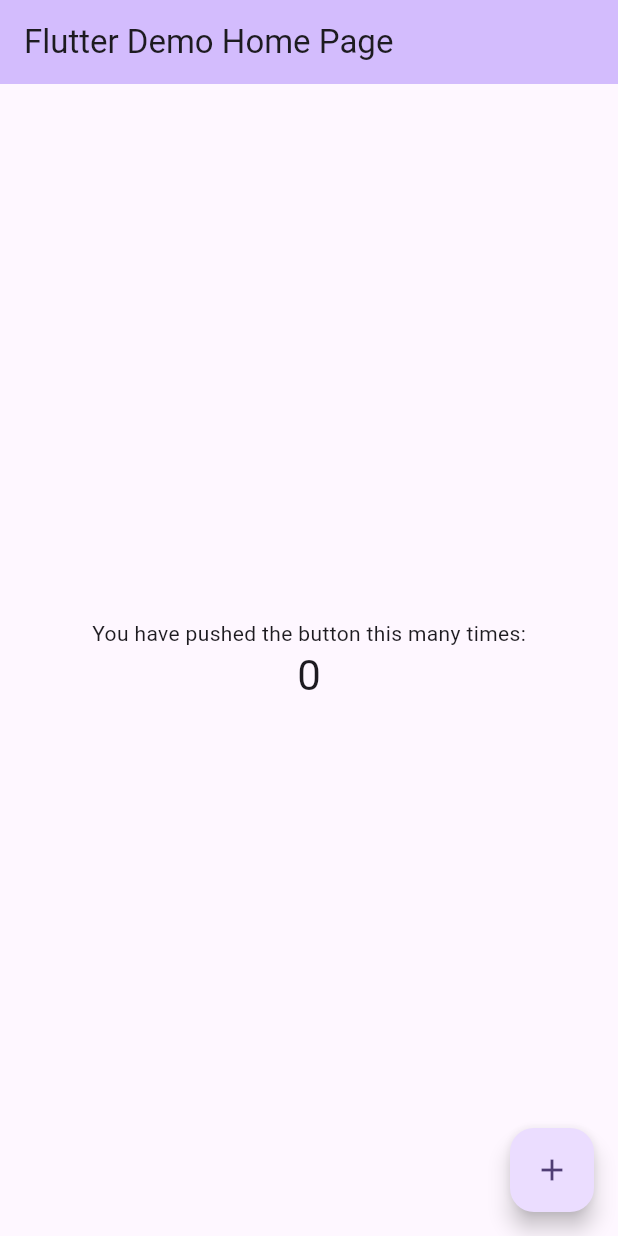
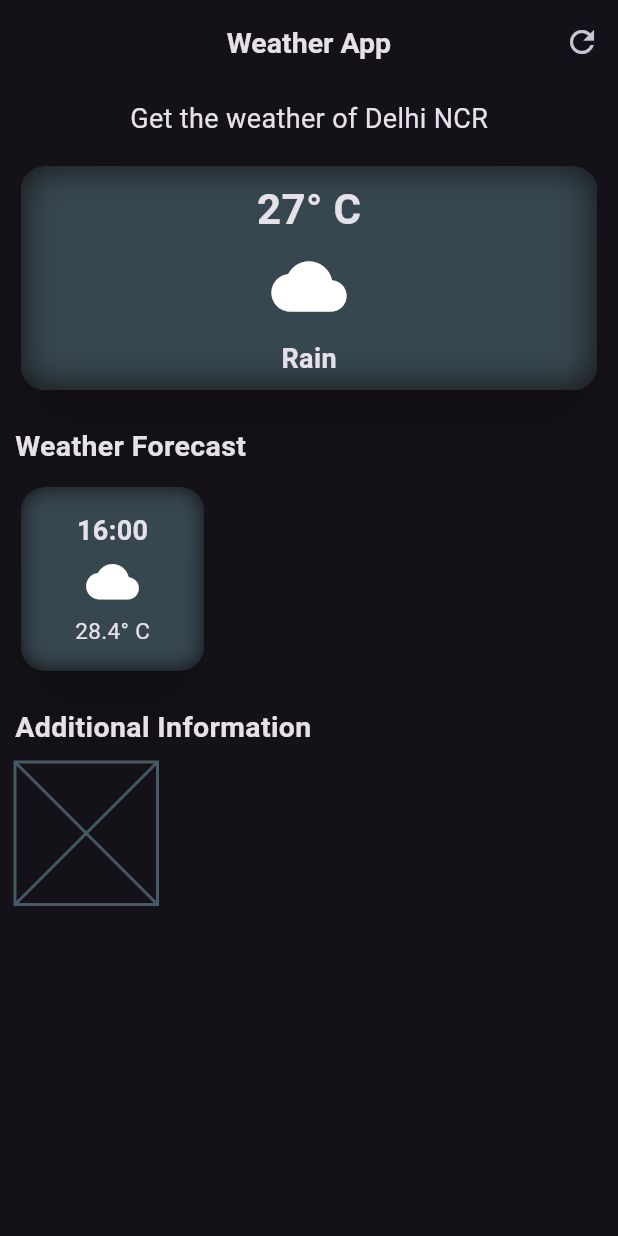
Before and after one commit to Abhijeet-Gautam5702/weather_app, a Flutter app: the screen it shows after launch, on a phone screen of 412 x 824 dp. Run offline on Flutter 3.47's test engine with Material 3 defaults, Android fonts, the phone set to English and light mode, and no system bars.

Commit message:
Complete UI of Weather Display Card

```diff
--- /dev/null
+++ b/lib/forecast_card.dart
@@ -0,0 +1,62 @@
+import 'dart:ui';
+
+import 'package:flutter/material.dart';
+
+class ForecastCard extends StatelessWidget {
+  const ForecastCard({Key? key}) : super(key: key);
+
+  @override
+  Widget build(BuildContext context) {
+    return SizedBox(
+      width: 130,
+      height: 130,
+      child: Card(
+          elevation: 15,
+          shape: RoundedRectangleBorder(
+            borderRadius: BorderRadius.circular(16),
+          ),
+          color: Colors.blueGrey[800],
+          child: ClipRRect(
+            borderRadius: BorderRadius.circular(16),
+            child: BackdropFilter(
+              filter: ImageFilter.blur(
+                sigmaX: 7,
+                sigmaY: 7,
+              ),
+              child: const Padding(
+                padding: EdgeInsets.symmetric(vertical: 8.0),
+                child: Column(
+                  mainAxisAlignment: MainAxisAlignment.center,
+                  crossAxisAlignment: CrossAxisAlignment.center,
+                  children: [
+                    Text(
+                      "16:00",
+                      style: TextStyle(
+                        fontSize: 18,
+                        fontWeight: FontWeight.bold,
+                      ),
+                    ),
+                    SizedBox(
+                      height: 3,
+                    ),
+                    Icon(
+                      Icons.cloud,
+                      size: 35,
+                    ),
+                    SizedBox(
+                      height: 5,
+                    ),
+                    Text(
+                      "28.4° C",
+                      style: TextStyle(
+                        fontSize: 15,
+                      ),
+                    ),
+                  ],
+                ),
+              ),
+            ),
+          )),
+    );
+  }
+}
--- a/lib/main.dart
+++ b/lib/main.dart
@@ -1,125 +1,21 @@
 import 'package:flutter/material.dart';
+import 'package:weather_app/weather_screen.dart';
 
 void main() {
   runApp(const MyApp());
 }
 
 class MyApp extends StatelessWidget {
-  const MyApp({super.key});
+  const MyApp({Key? key}) : super(key: key);
 
-  // This widget is the root of your application.
   @override
   Widget build(BuildContext context) {
     return MaterialApp(
-      title: 'Flutter Demo',
-      theme: ThemeData(
-        // This is the theme of your application.
-        //
-        // TRY THIS: Try running your application with "flutter run". You'll see
-        // the application has a blue toolbar. Then, without quitting the app,
-        // try changing the seedColor in the colorScheme below to Colors.green
-        // and then invoke "hot reload" (save your changes or press the "hot
-        // reload" button in a Flutter-supported IDE, or press "r" if you used
-        // the command line to start the app).
-        //
-        // Notice that the counter didn't reset back to zero; the application
-        // state is not lost during the reload. To reset the state, use hot
-        // restart instead.
-        //
-        // This works for code too, not just values: Most code changes can be
-        // tested with just a hot reload.
-        colorScheme: ColorScheme.fromSeed(seedColor: Colors.deepPurple),
+      debugShowCheckedModeBanner: false,
+      theme: ThemeData.dark(
         useMaterial3: true,
       ),
-      home: const MyHomePage(title: 'Flutter Demo Home Page'),
+      home: const WeatherScreen(),
     );
   }
 }
-
-class MyHomePage extends StatefulWidget {
-  const MyHomePage({super.key, required this.title});
-
-  // This widget is the home page of your application. It is stateful, meaning
-  // that it has a State object (defined below) that contains fields that affect
-  // how it looks.
-
-  // This class is the configuration for the state. It holds the values (in this
-  // case the title) provided by the parent (in this case the App widget) and
-  // used by the build method of the State. Fields in a Widget subclass are
-  // always marked "final".
-
-  final String title;
-
-  @override
-  State<MyHomePage> createState() => _MyHomePageState();
-}
-
-class _MyHomePageState extends State<MyHomePage> {
-  int _counter = 0;
-
-  void _incrementCounter() {
-    setState(() {
-      // This call to setState tells the Flutter framework that something has
-      // changed in this State, which causes it to rerun the build method below
-      // so that the display can reflect the updated values. If we changed
-      // _counter without calling setState(), then the build method would not be
-      // called again, and so nothing would appear to happen.
-      _counter++;
-    });
-  }
-
-  @override
-  Widget build(BuildContext context) {
-    // This method is rerun every time setState is called, for instance as done
-    // by the _incrementCounter method above.
-    //
-    // The Flutter framework has been optimized to make rerunning build methods
-    // fast, so that you can just rebuild anything that needs updating rather
-    // than having to individually change instances of widgets.
-    return Scaffold(
-      appBar: AppBar(
-        // TRY THIS: Try changing the color here to a specific color (to
-        // Colors.amber, perhaps?) and trigger a hot reload to see the AppBar
-        // change color while the other colors stay the same.
-        backgroundColor: Theme.of(context).colorScheme.inversePrimary,
-        // Here we take the value from the MyHomePage object that was created by
-        // the App.build method, and use it to set our appbar title.
-        title: Text(widget.title),
-      ),
-      body: Center(
-        // Center is a layout widget. It takes a single child and positions it
-        // in the middle of the parent.
-        child: Column(
-          // Column is also a layout widget. It takes a list of children and
-          // arranges them vertically. By default, it sizes itself to fit its
-          // children horizontally, and tries to be as tall as its parent.
-          //
-          // Column has various properties to control how it sizes itself and
-          // how it positions its children. Here we use mainAxisAlignment to
-          // center the children vertically; the main axis here is the vertical
-          // axis because Columns are vertical (the cross axis would be
-          // horizontal).
-          //
-          // TRY THIS: Invoke "debug painting" (choose the "Toggle Debug Paint"
-          // action in the IDE, or press "p" in the console), to see the
-          // wireframe for each widget.
-          mainAxisAlignment: MainAxisAlignment.center,
-          children: <Widget>[
-            const Text(
-              'You have pushed the button this many times:',
-            ),
-            Text(
-              '$_counter',
-              style: Theme.of(context).textTheme.headlineMedium,
-            ),
-          ],
-        ),
-      ),
-      floatingActionButton: FloatingActionButton(
-        onPressed: _incrementCounter,
-        tooltip: 'Increment',
-        child: const Icon(Icons.add),
-      ), // This trailing comma makes auto-formatting nicer for build methods.
-    );
-  }
-}
--- /dev/null
+++ b/lib/subheading.dart
@@ -0,0 +1,16 @@
+import 'package:flutter/material.dart';
+
+class Subheading extends StatelessWidget {
+  const Subheading({Key? key, required this.title}) : super(key: key);
+  final String title;
+  @override
+  Widget build(BuildContext context) {
+    return Text(
+      title,
+      style: const TextStyle(
+        fontSize: 19,
+        fontWeight: FontWeight.bold,
+      ),
+    );
+  }
+}
--- /dev/null
+++ b/lib/weather_screen.dart
@@ -0,0 +1,166 @@
+import 'dart:ui';
+
+import 'package:flutter/material.dart';
+import 'package:weather_app/forecast_card.dart';
+import 'package:weather_app/subheading.dart';
+
+class WeatherScreen extends StatelessWidget {
+  const WeatherScreen({Key? key}) : super(key: key);
+
+  @override
+  Widget build(BuildContext context) {
+    return Scaffold(
+      appBar: AppBar(
+        title: const Text(
+          "Weather App",
+          style: TextStyle(
+            fontSize: 19,
+            fontWeight: FontWeight.bold,
+          ),
+        ),
+        centerTitle: true,
+        actions: [
+          IconButton(
+            onPressed: () {},
+            icon: const Icon(
+              Icons.refresh,
+            ),
+          ),
+        ],
+      ),
+      body: Padding(
+        padding: const EdgeInsets.symmetric(
+          horizontal: 10.0,
+        ),
+        child: Column(
+          mainAxisAlignment: MainAxisAlignment.start,
+          crossAxisAlignment: CrossAxisAlignment.start,
+          children: [
+            const SizedBox(
+              height: 10,
+            ),
+            const Center(
+              child: Text(
+                "Get the weather of Delhi NCR",
+                style: TextStyle(
+                  fontSize: 18,
+                  // fontWeight: FontWeight.bold,
+                ),
+              ),
+            ),
+            const SizedBox(
+              height: 15,
+            ),
+            // Weather Display Card
+            SizedBox(
+              width: double.infinity,
+              child: Card(
+                  elevation: 15,
+                  shape: RoundedRectangleBorder(
+                    borderRadius: BorderRadius.circular(16),
+                  ),
+                  color: Colors.blueGrey[800],
+                  child: ClipRRect(
+                    borderRadius: BorderRadius.circular(
+                      16,
+                    ),
+                    child: BackdropFilter(
+                      filter: ImageFilter.blur(
+                        sigmaY: 12,
+                        sigmaX: 12,
+                      ),
+                      child: const Padding(
+                        padding: EdgeInsets.symmetric(vertical: 8.0),
+                        child: Column(
+                          mainAxisAlignment: MainAxisAlignment.center,
+                          crossAxisAlignment: CrossAxisAlignment.center,
+                          children: [
+                            Text(
+                              "27° C",
+                              style: TextStyle(
+                                fontSize: 28,
+                                fontWeight: FontWeight.bold,
+                              ),
+                            ),
+                            SizedBox(
+                              height: 7,
+                            ),
+                            Icon(
+                              Icons.cloud,
+                              size: 50,
+                            ),
+                            SizedBox(
+                              height: 10,
+                            ),
+                            Text(
+                              "Rain",
+                              style: TextStyle(
+                                fontSize: 18,
+                                fontWeight: FontWeight.bold,
+                              ),
+                            ),
+                          ],
+                        ),
+                      ),
+                    ),
+                  )),
+            ),
+            const SizedBox(
+              height: 20,
+            ),
+            // Weather Forecast
+            const Column(
+              mainAxisAlignment: MainAxisAlignment.start,
+              crossAxisAlignment: CrossAxisAlignment.start,
+              children: [
+                // Subheading
+                Subheading(title: "Weather Forecast"),
+                SizedBox(
+                  height: 10,
+                ),
+                // Scrollable Row containing Cards showing the weather forecast
+                SingleChildScrollView(
+                  child: Row(
+                    mainAxisAlignment: MainAxisAlignment.start,
+                    crossAxisAlignment: CrossAxisAlignment.center,
+                    children: [
+                      // Small cards showing Forecast
+                      ForecastCard(),
+                    ],
+                  ),
+                )
+              ],
+            ),
+            const SizedBox(
+              height: 20,
+            ),
+            // Additional Information
+            const Column(
+              mainAxisAlignment: MainAxisAlignment.start,
+              crossAxisAlignment: CrossAxisAlignment.start,
+              children: [
+                // Subheading
+                Subheading(title: "Additional Information"),
+                SizedBox(
+                  height: 10,
+                ),
+                // Row containing Cards showing the Additional Info
+                Row(
+                  mainAxisAlignment: MainAxisAlignment.start,
+                  crossAxisAlignment: CrossAxisAlignment.center,
+                  children: [
+                    // Small cards showing addtional information
+                    Placeholder(
+                      fallbackHeight: 95,
+                      fallbackWidth: 95,
+                    ),
+                  ],
+                )
+              ],
+            ),
+          ],
+        ),
+      ),
+    );
+  }
+}
```
